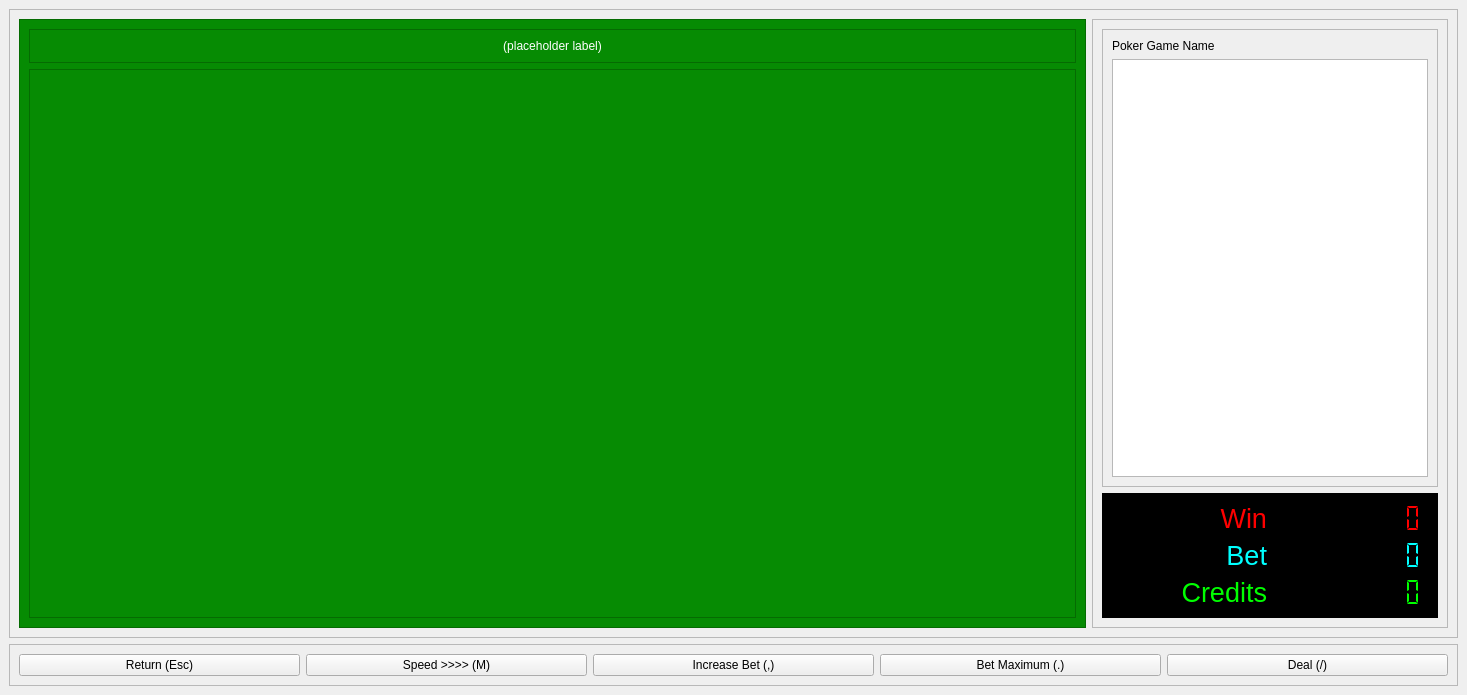
This is src/ui/gameorchestratorwindow.ui in dbrook/vidpokerterm as Qt 5 draws it before an edit. The edited form follows.
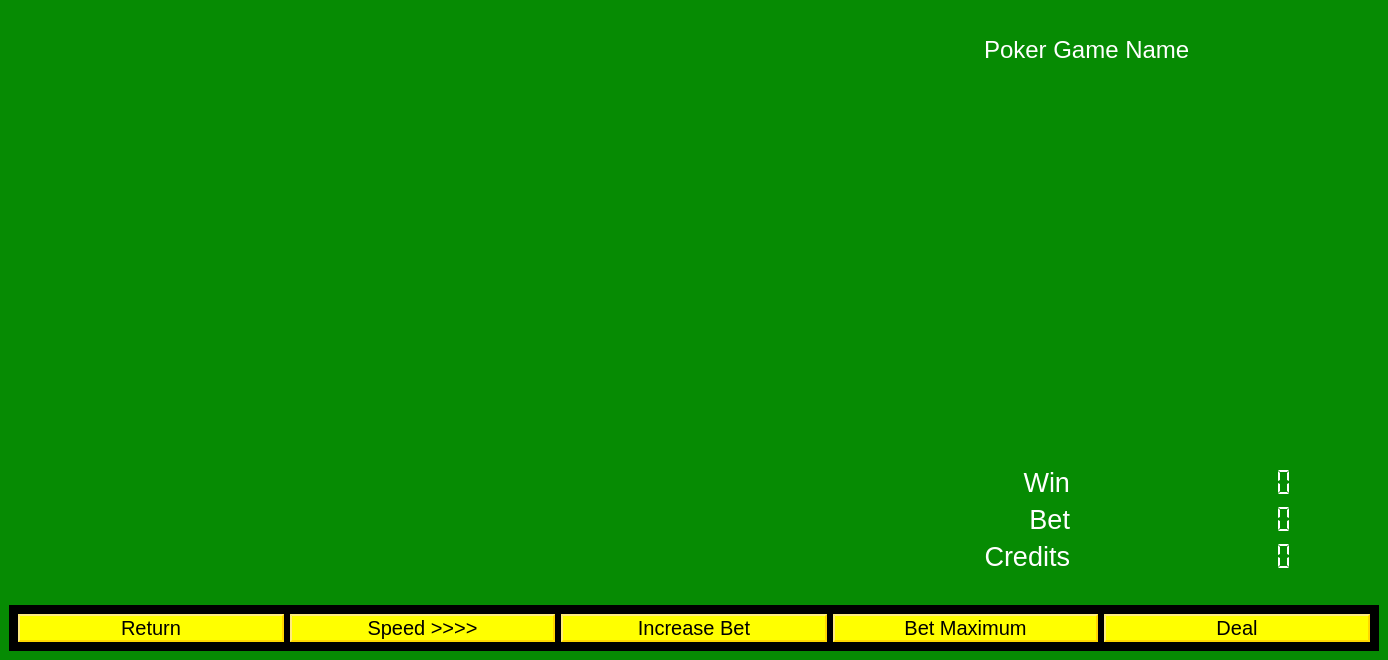
This is the edited form.

Commit message: Fix aspect ratio of hand widget by putting in a grid format and using spacers (will look weird on high resolutions, and really small ones). Fixed thread sync issues on slower CPUs by tying the deal/draw button to a new slot in the game orchestrator window.

```diff
--- a/src/ui/gameorchestratorwindow.ui
+++ b/src/ui/gameorchestratorwindow.ui
@@ -6,32 +6,38 @@
    <rect>
     <x>0</x>
     <y>0</y>
-    <width>1467</width>
-    <height>695</height>
+    <width>1388</width>
+    <height>660</height>
    </rect>
   </property>
   <property name="windowTitle">
    <string>VidPokerTerminal</string>
   </property>
+  <property name="styleSheet">
+   <string notr="true">background-color: rgb(6, 139, 3);
+color: rgb(255, 255, 255);</string>
+  </property>
   <widget class="QWidget" name="centralwidget">
    <layout class="QVBoxLayout" name="verticalLayout" stretch="1,0">
     <item>
      <widget class="QFrame" name="handTableCreditsArea">
+      <property name="styleSheet">
+       <string notr="true"/>
+      </property>
       <property name="frameShape">
-       <enum>QFrame::StyledPanel</enum>
+       <enum>QFrame::NoFrame</enum>
       </property>
       <property name="frameShadow">
        <enum>QFrame::Raised</enum>
       </property>
-      <layout class="QHBoxLayout" name="horizontalLayout" stretch="1,0">
+      <layout class="QHBoxLayout" name="horizontalLayout" stretch="7,3">
        <item>
         <widget class="QFrame" name="handArea">
          <property name="styleSheet">
-          <string notr="true">background-color: rgb(6, 139, 3);
-color: rgb(255, 255, 255);</string>
+          <string notr="true"/>
          </property>
          <property name="frameShape">
-          <enum>QFrame::StyledPanel</enum>
+          <enum>QFrame::NoFrame</enum>
          </property>
          <property name="frameShadow">
           <enum>QFrame::Raised</enum>
@@ -40,29 +46,18 @@
           <item>
            <widget class="QFrame" name="multipleHand">
             <property name="frameShape">
-             <enum>QFrame::StyledPanel</enum>
+             <enum>QFrame::NoFrame</enum>
             </property>
             <property name="frameShadow">
              <enum>QFrame::Raised</enum>
             </property>
-            <layout class="QVBoxLayout" name="verticalLayout_3">
-             <item>
-              <widget class="QLabel" name="label">
-               <property name="text">
-                <string>(placeholder label)</string>
-               </property>
-               <property name="alignment">
-                <set>Qt::AlignCenter</set>
-               </property>
-              </widget>
-             </item>
-            </layout>
+            <layout class="QVBoxLayout" name="verticalLayout_3"/>
            </widget>
           </item>
           <item>
            <widget class="QFrame" name="primaryHand">
             <property name="frameShape">
-             <enum>QFrame::StyledPanel</enum>
+             <enum>QFrame::NoFrame</enum>
             </property>
             <property name="frameShadow">
              <enum>QFrame::Raised</enum>
@@ -76,7 +71,7 @@
        <item>
         <widget class="QFrame" name="payTableArea">
          <property name="frameShape">
-          <enum>QFrame::StyledPanel</enum>
+          <enum>QFrame::NoFrame</enum>
          </property>
          <property name="frameShadow">
           <enum>QFrame::Raised</enum>
@@ -84,8 +79,11 @@
          <layout class="QVBoxLayout" name="verticalLayout_5">
           <item>
            <widget class="QFrame" name="payoutTable">
+            <property name="styleSheet">
+             <string notr="true">font-size: 18pt;</string>
+            </property>
             <property name="frameShape">
-             <enum>QFrame::StyledPanel</enum>
+             <enum>QFrame::NoFrame</enum>
             </property>
             <property name="frameShadow">
              <enum>QFrame::Raised</enum>
@@ -103,6 +101,15 @@
                <property name="focusPolicy">
                 <enum>Qt::NoFocus</enum>
                </property>
+               <property name="styleSheet">
+                <string notr="true">font-size: 16pt;</string>
+               </property>
+               <property name="frameShape">
+                <enum>QFrame::NoFrame</enum>
+               </property>
+               <property name="horizontalScrollBarPolicy">
+                <enum>Qt::ScrollBarAlwaysOff</enum>
+               </property>
                <property name="sizeAdjustPolicy">
                 <enum>QAbstractScrollArea::AdjustToContents</enum>
                </property>
@@ -138,22 +145,17 @@
           </item>
           <item>
            <widget class="QFrame" name="accountBets">
-            <property name="styleSheet">
-             <string notr="true">background-color: rgb(0, 0, 0);
-color: rgb(255, 255, 255);</string>
-            </property>
             <property name="frameShape">
-             <enum>QFrame::StyledPanel</enum>
+             <enum>QFrame::NoFrame</enum>
             </property>
             <property name="frameShadow">
              <enum>QFrame::Raised</enum>
             </property>
-            <layout class="QGridLayout" name="gridLayout">
+            <layout class="QGridLayout" name="gridLayout" columnstretch="0,1">
              <item row="0" column="0">
               <widget class="QLabel" name="winLabel">
                <property name="styleSheet">
-                <string notr="true">color: rgb(255, 0, 0);
-font-size: 20pt;</string>
+                <string notr="true">font-size: 20pt;</string>
                </property>
                <property name="text">
                 <string>Win</string>
@@ -166,7 +168,7 @@
              <item row="0" column="1">
               <widget class="QLCDNumber" name="winAmount">
                <property name="styleSheet">
-                <string notr="true">color: rgb(255, 0, 0);</string>
+                <string notr="true">font-size: 20pt;</string>
                </property>
                <property name="frameShape">
                 <enum>QFrame::NoFrame</enum>
@@ -175,7 +177,7 @@
                 <enum>QFrame::Plain</enum>
                </property>
                <property name="digitCount">
-                <number>10</number>
+                <number>11</number>
                </property>
                <property name="segmentStyle">
                 <enum>QLCDNumber::Flat</enum>
@@ -185,8 +187,7 @@
              <item row="1" column="0">
               <widget class="QLabel" name="betLabel">
                <property name="styleSheet">
-                <string notr="true">color: rgb(0, 255, 255);
-font-size: 20pt;</string>
+                <string notr="true">font-size: 20pt;</string>
                </property>
                <property name="text">
                 <string>Bet</string>
@@ -198,9 +199,6 @@
              </item>
              <item row="1" column="1">
               <widget class="QLCDNumber" name="betAmount">
-               <property name="styleSheet">
-                <string notr="true">color: rgb(0, 255, 255);</string>
-               </property>
                <property name="frameShape">
                 <enum>QFrame::NoFrame</enum>
                </property>
@@ -208,7 +206,7 @@
                 <enum>QFrame::Plain</enum>
                </property>
                <property name="digitCount">
-                <number>10</number>
+                <number>11</number>
                </property>
                <property name="segmentStyle">
                 <enum>QLCDNumber::Flat</enum>
@@ -218,8 +216,7 @@
              <item row="2" column="0">
               <widget class="QLabel" name="creditsLabel">
                <property name="styleSheet">
-                <string notr="true">color: rgb(0, 255, 0);
-font-size: 20pt;</string>
+                <string notr="true">font-size: 20pt;</string>
                </property>
                <property name="text">
                 <string>Credits</string>
@@ -231,9 +228,6 @@
              </item>
              <item row="2" column="1">
               <widget class="QLCDNumber" name="creditsAmount">
-               <property name="styleSheet">
-                <string notr="true">color: rgb(0, 255, 0);</string>
-               </property>
                <property name="frameShape">
                 <enum>QFrame::NoFrame</enum>
                </property>
@@ -241,7 +235,7 @@
                 <enum>QFrame::Plain</enum>
                </property>
                <property name="digitCount">
-                <number>10</number>
+                <number>11</number>
                </property>
                <property name="segmentStyle">
                 <enum>QLCDNumber::Flat</enum>
@@ -259,8 +253,11 @@
     </item>
     <item>
      <widget class="QFrame" name="softKeyArea">
+      <property name="styleSheet">
+       <string notr="true">background-color: rgb(0, 0, 0);</string>
+      </property>
       <property name="frameShape">
-       <enum>QFrame::StyledPanel</enum>
+       <enum>QFrame::NoFrame</enum>
       </property>
       <property name="frameShadow">
        <enum>QFrame::Raised</enum>
@@ -268,8 +265,35 @@
       <layout class="QHBoxLayout" name="horizontalLayout_2">
        <item>
         <widget class="QPushButton" name="returnButton">
+         <property name="styleSheet">
+          <string notr="true">QPushButton:disabled {
+    color: black;
+    background-color: gray;
+    border-style: outset;
+    border-width: 2px;
+    border-color: gray;
+    font-size: 15pt;
+}
+QPushButton {
+    color: black;
+    background-color: yellow;
+    border-style: outset;
+    border-width: 2px;
+    border-color: gold;
+    font-size: 15pt;
+}
+QPushButton:pressed {
+    color: yellow;
+    background-color: black;
+    border-style: outset;
+    border-width: 2px;
+    border-color: yellow;
+    font-size: 15pt;
+}
+</string>
+         </property>
          <property name="text">
-          <string>Return (Esc)</string>
+          <string>Return</string>
          </property>
          <property name="shortcut">
           <string>Esc</string>
@@ -278,8 +302,35 @@
        </item>
        <item>
         <widget class="QPushButton" name="speedButton">
+         <property name="styleSheet">
+          <string notr="true">QPushButton:disabled {
+    color: black;
+    background-color: gray;
+    border-style: outset;
+    border-width: 2px;
+    border-color: gray;
+    font-size: 15pt;
+}
+QPushButton {
+    color: black;
+    background-color: yellow;
+    border-style: outset;
+    border-width: 2px;
+    border-color: gold;
+    font-size: 15pt;
+}
+QPushButton:pressed {
+    color: yellow;
+    background-color: black;
+    border-style: outset;
+    border-width: 2px;
+    border-color: yellow;
+    font-size: 15pt;
+}
+</string>
+         </property>
          <property name="text">
-          <string>Speed &gt;&gt;&gt;&gt; (M)</string>
+          <string>Speed &gt;&gt;&gt;&gt;</string>
          </property>
          <property name="shortcut">
           <string>M</string>
@@ -288,8 +339,35 @@
        </item>
        <item>
         <widget class="QPushButton" name="betIncrementButton">
+         <property name="styleSheet">
+          <string notr="true">QPushButton:disabled {
+    color: black;
+    background-color: gray;
+    border-style: outset;
+    border-width: 2px;
+    border-color: gray;
+    font-size: 15pt;
+}
+QPushButton {
+    color: black;
+    background-color: yellow;
+    border-style: outset;
+    border-width: 2px;
+    border-color: gold;
+    font-size: 15pt;
+}
+QPushButton:pressed {
+    color: yellow;
+    background-color: black;
+    border-style: outset;
+    border-width: 2px;
+    border-color: yellow;
+    font-size: 15pt;
+}
+</string>
+         </property>
          <property name="text">
-          <string>Increase Bet (,)</string>
+          <string>Increase Bet</string>
          </property>
          <property name="shortcut">
           <string>,</string>
@@ -298,8 +376,35 @@
        </item>
        <item>
         <widget class="QPushButton" name="maxBetButton">
+         <property name="styleSheet">
+          <string notr="true">QPushButton:disabled {
+    color: black;
+    background-color: gray;
+    border-style: outset;
+    border-width: 2px;
+    border-color: gray;
+    font-size: 15pt;
+}
+QPushButton {
+    color: black;
+    background-color: yellow;
+    border-style: outset;
+    border-width: 2px;
+    border-color: gold;
+    font-size: 15pt;
+}
+QPushButton:pressed {
+    color: yellow;
+    background-color: black;
+    border-style: outset;
+    border-width: 2px;
+    border-color: yellow;
+    font-size: 15pt;
+}
+</string>
+         </property>
          <property name="text">
-          <string>Bet Maximum (.)</string>
+          <string>Bet Maximum</string>
          </property>
          <property name="shortcut">
           <string>.</string>
@@ -308,8 +413,35 @@
        </item>
        <item>
         <widget class="QPushButton" name="drawDealButton">
+         <property name="styleSheet">
+          <string notr="true">QPushButton:disabled {
+    color: black;
+    background-color: gray;
+    border-style: outset;
+    border-width: 2px;
+    border-color: gray;
+    font-size: 15pt;
+}
+QPushButton {
+    color: black;
+    background-color: yellow;
+    border-style: outset;
+    border-width: 2px;
+    border-color: gold;
+    font-size: 15pt;
+}
+QPushButton:pressed {
+    color: yellow;
+    background-color: black;
+    border-style: outset;
+    border-width: 2px;
+    border-color: yellow;
+    font-size: 15pt;
+}
+</string>
+         </property>
          <property name="text">
-          <string>Deal (/)</string>
+          <string>Deal</string>
          </property>
          <property name="shortcut">
           <string>/</string>
```
The commit also changes 6 other files.
